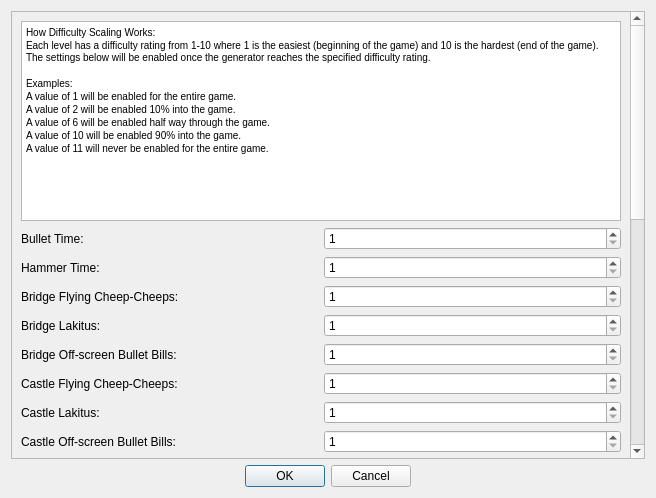
Old version of the form SMB1/SMB1_Compliance_To_SMB1/Configure_Difficulty_Form.ui in the repository Coolcord/Level-Headed.
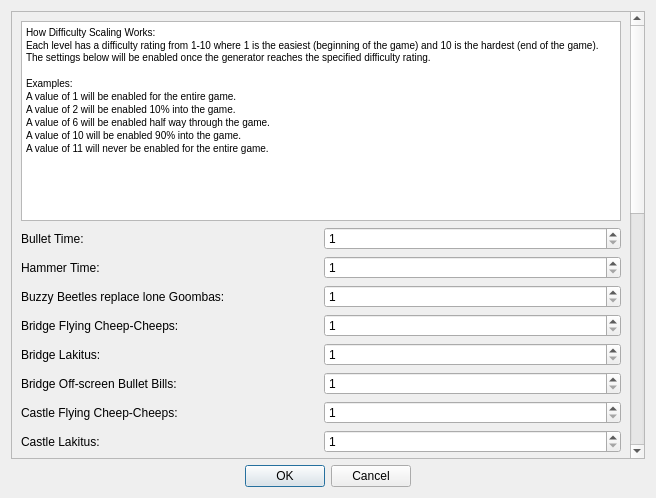
New version of the form.

Commit message: Buzzy Beetles are now tied to difficulty

What changed in the file:
```diff
--- a/SMB1/SMB1_Compliance_To_SMB1/Configure_Difficulty_Form.ui
+++ b/SMB1/SMB1_Compliance_To_SMB1/Configure_Difficulty_Form.ui
@@ -25,7 +25,7 @@
         <x>0</x>
         <y>0</y>
         <width>615</width>
-        <height>1104</height>
+        <height>1138</height>
        </rect>
       </property>
       <layout class="QVBoxLayout" name="verticalLayout_3">
@@ -119,6 +119,30 @@
          </item>
         </layout>
        </item>
+       <item>
+        <layout class="QHBoxLayout" name="layoutBuzzyBeetleReplaceLoneGoombas">
+         <item>
+          <widget class="QLabel" name="lblBuzzyBeetleReplaceLoneGoombas">
+           <property name="toolTip">
+            <string>Replaces most vertical blocks with Bullet Bill Cannons</string>
+           </property>
+           <property name="text">
+            <string>Buzzy Beetles replace lone Goombas:</string>
+           </property>
+          </widget>
+         </item>
+         <item>
+          <widget class="QSpinBox" name="sbBuzzyBeetleReplaceLoneGoombas">
+           <property name="minimum">
+            <number>1</number>
+           </property>
+           <property name="maximum">
+            <number>11</number>
+           </property>
+          </widget>
+         </item>
+        </layout>
+       </item>
        <item>
         <layout class="QHBoxLayout" name="layoutBridgeFlyingCheepCheeps">
          <item>
```
The commit also changes 10 other files.
